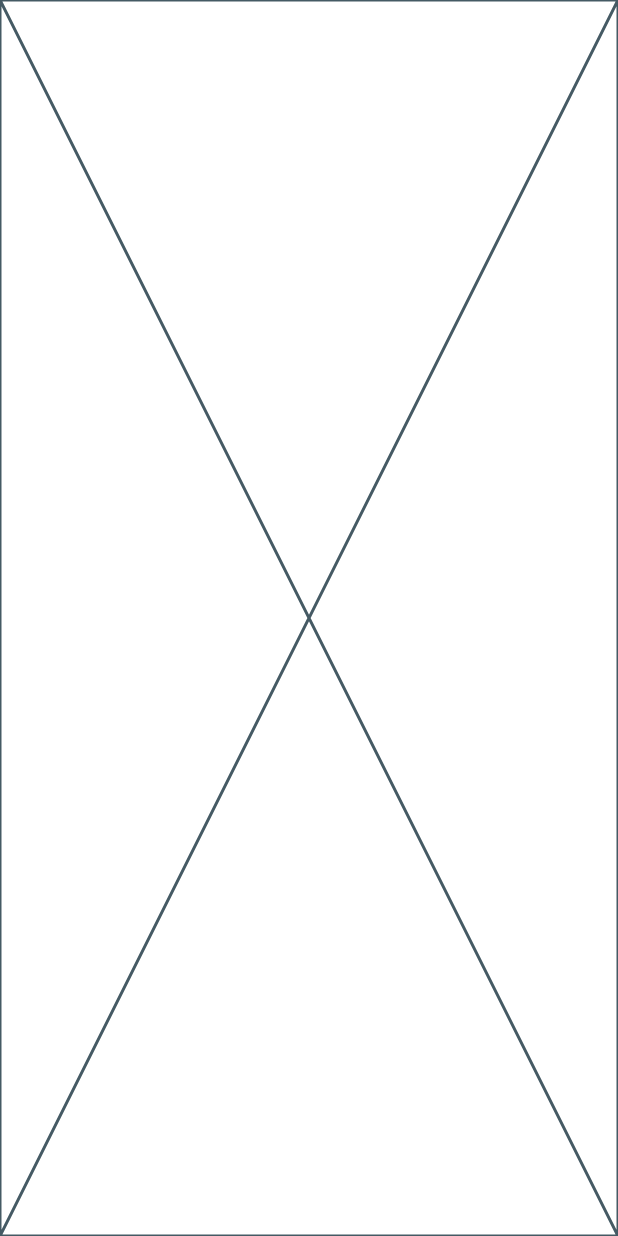
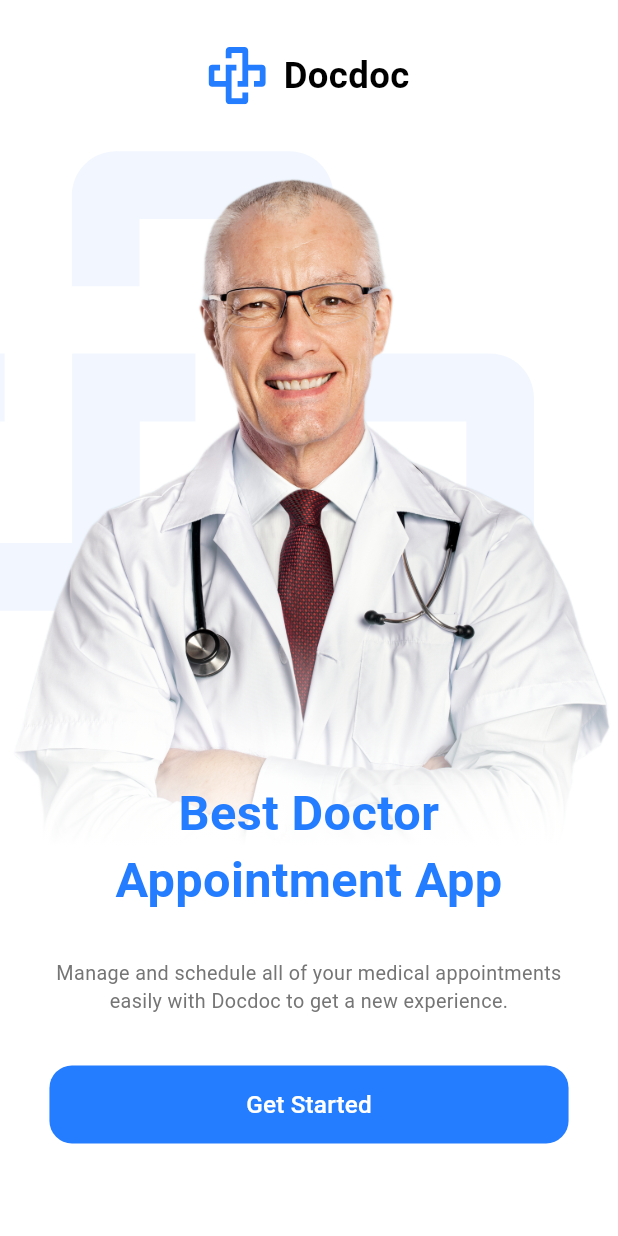
Before and after one commit to Adam556678/appointments_app, a Flutter app: the screen it shows after launch, on a phone screen of 412 x 824 dp. Run offline on Flutter 3.47's test engine with Material 3 defaults, Android fonts, the phone set to English and light mode, and no system bars; our stand-ins replace flutter_screenutil, flutter_svg.

Commit message:
onBoardingScreen

```diff
--- a/lib/appointment_app.dart
+++ b/lib/appointment_app.dart
@@ -1,10 +1,27 @@
+import 'package:appointments/core/routing/app_router.dart';
+import 'package:appointments/core/routing/routes.dart';
+import 'package:appointments/core/theming/colors.dart';
 import 'package:flutter/material.dart';
+import 'package:flutter_screenutil/flutter_screenutil.dart';
 
 class AppointmentApp extends StatelessWidget {
-  const AppointmentApp({super.key});
+  final AppRouter appRouter;
+  const AppointmentApp({super.key, required this.appRouter});
 
   @override
   Widget build(BuildContext context) {
-    return const Placeholder();
+    return ScreenUtilInit(
+      designSize: const Size(375, 812),
+      minTextAdapt: true,
+      child: MaterialApp(
+        title: 'Appointments app',
+        theme: ThemeData(
+            primaryColor: ColorsManager.mainBlue,
+            scaffoldBackgroundColor: Colors.white),
+        onGenerateRoute: appRouter.generateRoute,
+        initialRoute: Routes.onBoardingScreen,
+        debugShowCheckedModeBanner: false,
+      ),
+    );
   }
 }
--- a/lib/core/routing/app_router.dart
+++ b/lib/core/routing/app_router.dart
@@ -0,0 +1,26 @@
+import 'package:appointments/core/routing/routes.dart';
+import 'package:appointments/features/login/ui/login_screen.dart';
+import 'package:appointments/features/onboarding/onboarding_screen.dart';
+import 'package:flutter/material.dart';
+
+class AppRouter {
+  Route generateRoute(RouteSettings settings) {
+    //passing argumenst through screens
+    final arguments = settings.arguments;
+
+    switch (settings.name) {
+      case Routes.onBoardingScreen:
+        return MaterialPageRoute(builder: (_) => const OnBoardingScreen());
+      case Routes.loginScreen:
+        return MaterialPageRoute(builder: (_) => const LoginScreen());
+
+      default:
+        return MaterialPageRoute(
+            builder: (_) => Scaffold(
+                  body: Center(
+                    child: Text("No route defined for : ${settings.name}"),
+                  ),
+                ));
+    }
+  }
+}
--- /dev/null
+++ b/lib/core/theming/colors.dart
@@ -0,0 +1,6 @@
+import 'package:flutter/material.dart';
+
+class ColorsManager {
+  static const Color mainBlue = Color(0xff247CFF);
+  static const Color grey = Color(0xff757575);
+}
--- /dev/null
+++ b/lib/core/theming/styles.dart
@@ -0,0 +1,20 @@
+import 'package:appointments/core/theming/colors.dart';
+import 'package:flutter/material.dart';
+import 'package:flutter_screenutil/flutter_screenutil.dart';
+
+class TextStyles {
+  static TextStyle font24Black700Weight = TextStyle(
+      fontSize: 24.sp, fontWeight: FontWeight.w700, color: Colors.black);
+  static TextStyle font32BlueBold = TextStyle(
+      fontSize: 32.sp,
+      fontWeight: FontWeight.bold,
+      color: ColorsManager.mainBlue);
+
+  static TextStyle font13GreyRegular = TextStyle(
+      fontSize: 13.sp,
+      fontWeight: FontWeight.normal,
+      color: ColorsManager.grey);
+
+  static TextStyle font16WhiteSemiBold = TextStyle(
+      fontSize: 16.sp, fontWeight: FontWeight.w500, color: Colors.white);
+}
--- /dev/null
+++ b/lib/features/login/ui/login_screen.dart
@@ -0,0 +1,14 @@
+import 'package:flutter/material.dart';
+
+class LoginScreen extends StatelessWidget {
+  const LoginScreen({super.key});
+
+  @override
+  Widget build(BuildContext context) {
+    return const Scaffold(
+      body: Center(
+        child: Text("Login Screen"),
+      ),
+    );
+  }
+}
--- /dev/null
+++ b/lib/features/onboarding/onboarding_screen.dart
@@ -0,0 +1,46 @@
+import 'package:appointments/core/theming/styles.dart';
+import 'package:appointments/features/onboarding/ui/widgets/doctor_image_and_text.dart';
+import 'package:appointments/features/onboarding/ui/widgets/get_started_button.dart';
+import 'package:appointments/features/onboarding/ui/widgets/logo_and_name_widget.dart';
+import 'package:flutter/material.dart';
+import 'package:flutter_screenutil/flutter_screenutil.dart';
+
+class OnBoardingScreen extends StatelessWidget {
+  const OnBoardingScreen({super.key});
+
+  @override
+  Widget build(BuildContext context) {
+    return Scaffold(
+      body: SafeArea(
+        child: SingleChildScrollView(
+          child: Padding(
+            padding: EdgeInsets.only(top: 30.h, bottom: 30.h),
+            child: Column(
+              children: [
+                const LogoAndName(),
+                SizedBox(height: 30.h),
+                const DoctorImageAndText(),
+                Padding(
+                  padding: EdgeInsets.symmetric(horizontal: 30.w),
+                  child: Column(
+                    children: [
+                      Text(
+                        'Manage and schedule all of your medical appointments easily with Docdoc to get a new experience.',
+                        style: TextStyles.font13GreyRegular,
+                        textAlign: TextAlign.center,
+                      ),
+                      SizedBox(
+                        height: 30.w,
+                      ),
+                      const GetStartedButton()
+                    ],
+                  ),
+                )
+              ],
+            ),
+          ),
+        ),
+      ),
+    );
+  }
+}
--- /dev/null
+++ b/lib/features/onboarding/ui/widgets/doctor_image_and_text.dart
@@ -0,0 +1,37 @@
+import 'package:appointments/core/theming/styles.dart';
+import 'package:flutter/material.dart';
+import 'package:flutter_svg/flutter_svg.dart';
+
+class DoctorImageAndText extends StatelessWidget {
+  const DoctorImageAndText({super.key});
+
+  @override
+  Widget build(BuildContext context) {
+    return Stack(
+      children: [
+        SvgPicture.asset('assets/svgs/logo_low_opacity.svg'),
+        Container(
+          foregroundDecoration: BoxDecoration(
+            gradient: LinearGradient(
+                colors: [Colors.white, Colors.white.withOpacity(0.0)],
+                begin: Alignment.bottomCenter,
+                end: Alignment.topCenter,
+                stops: const [0.14, 0.4]),
+          ),
+          child: Image.asset('assets/images/doctor.png'),
+        ),
+        Positioned(
+            left: 0,
+            right: 0,
+            bottom: 30,
+            child: Text(
+              'Best Doctor\nAppointment App',
+              style: TextStyles.font32BlueBold.copyWith(
+                height: 1.4,
+              ),
+              textAlign: TextAlign.center,
+            )),
+      ],
+    );
+  }
+}
--- /dev/null
+++ b/lib/features/onboarding/ui/widgets/get_started_button.dart
@@ -0,0 +1,27 @@
+import 'package:appointments/core/routing/routes.dart';
+import 'package:appointments/core/theming/colors.dart';
+import 'package:appointments/core/theming/styles.dart';
+import 'package:flutter/material.dart';
+
+class GetStartedButton extends StatelessWidget {
+  const GetStartedButton({super.key});
+
+  @override
+  Widget build(BuildContext context) {
+    return TextButton(
+        style: ButtonStyle(
+            backgroundColor: MaterialStateProperty.all(ColorsManager.mainBlue),
+            tapTargetSize: MaterialTapTargetSize.shrinkWrap,
+            minimumSize:
+                MaterialStateProperty.all(const Size(double.infinity, 52)),
+            shape: MaterialStateProperty.all(RoundedRectangleBorder(
+                borderRadius: BorderRadius.circular(15)))),
+        onPressed: () {
+          Navigator.of(context).pushNamed(Routes.loginScreen);
+        },
+        child: Text(
+          'Get Started',
+          style: TextStyles.font16WhiteSemiBold,
+        ));
+  }
+}
--- /dev/null
+++ b/lib/features/onboarding/ui/widgets/logo_and_name_widget.dart
@@ -0,0 +1,25 @@
+import 'package:appointments/core/theming/styles.dart';
+import 'package:flutter/material.dart';
+import 'package:flutter_screenutil/flutter_screenutil.dart';
+import 'package:flutter_svg/flutter_svg.dart';
+
+class LogoAndName extends StatelessWidget {
+  const LogoAndName({super.key});
+
+  @override
+  Widget build(BuildContext context) {
+    return Row(
+      mainAxisAlignment: MainAxisAlignment.center,
+      children: [
+        SvgPicture.asset('assets/svgs/logo.svg'),
+        SizedBox(
+          width: 10.w,
+        ),
+        Text(
+          'Docdoc',
+          style: TextStyles.font24Black700Weight,
+        ),
+      ],
+    );
+  }
+}
--- a/lib/main.dart
+++ b/lib/main.dart
@@ -1,6 +1,9 @@
 import 'package:appointments/appointment_app.dart';
+import 'package:appointments/core/routing/app_router.dart';
 import 'package:flutter/material.dart';
 
 void main() {
-  runApp(const AppointmentApp());
+  runApp(AppointmentApp(
+    appRouter: AppRouter(),
+  ));
 }
--- a/pubspec.yaml
+++ b/pubspec.yaml
@@ -61,9 +61,9 @@ flutter:
   # the material Icons class.
   uses-material-design: true
   # To add assets to your application, add an assets section, like this:
-  # assets:
-  #   - images/a_dot_burr.jpeg
-  #   - images/a_dot_ham.jpeg
+  assets:
+    - assets/images/
+    - assets/svgs/
   # An image asset can refer to one or more resolution-specific "variants", see
   # https://flutter.dev/assets-and-images/#resolution-aware
   # For details regarding adding assets from package dependencies, see
```
Also changed, not shown: assets/images/doctor.png (added), assets/svgs/logo.svg (added), assets/svgs/logo_low_opacity.svg (added), lib/core/helpers/extensions.dart (added), 1 other file.
